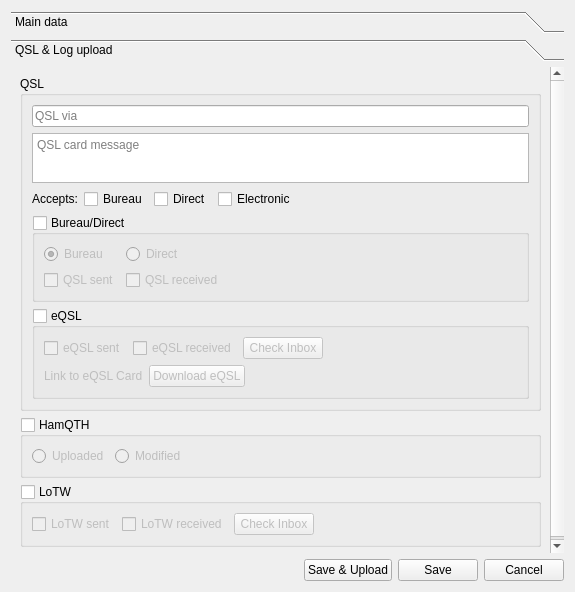
This is ui_files/DragonLog_QSOForm.ui in gitandy/DragonLog as Qt 5 draws it before an edit. The edited form follows.
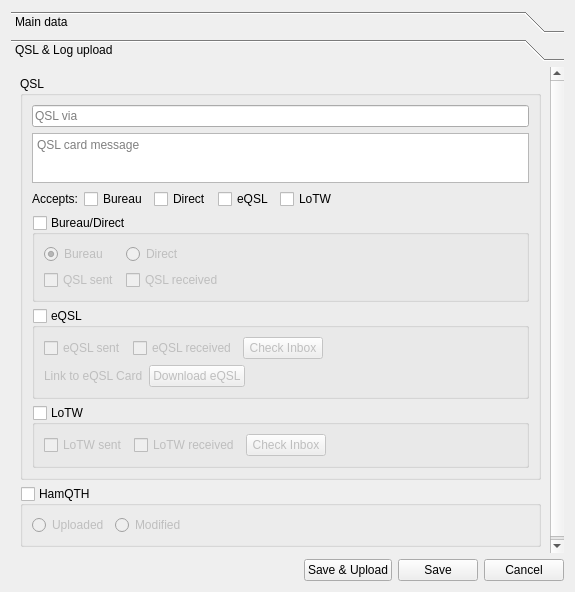
This is the edited form. The open tabs and pages were chosen to show the change.

Diff of the .ui file:
```diff
--- a/ui_files/DragonLog_QSOForm.ui
+++ b/ui_files/DragonLog_QSOForm.ui
@@ -600,7 +600,14 @@
             <item>
              <widget class="QCheckBox" name="qslAccElectronicCheckBox">
               <property name="text">
-               <string>Electronic</string>
+               <string>eQSL</string>
+              </property>
+             </widget>
+            </item>
+            <item>
+             <widget class="QCheckBox" name="qslAccLoTWCheckBox">
+              <property name="text">
+               <string>LoTW</string>
               </property>
              </widget>
             </item>
@@ -772,6 +779,55 @@
             </layout>
            </widget>
           </item>
+          <item>
+           <widget class="QGroupBox" name="lotwGroupBox">
+            <property name="title">
+             <string>LoTW</string>
+            </property>
+            <property name="checkable">
+             <bool>true</bool>
+            </property>
+            <property name="checked">
+             <bool>false</bool>
+            </property>
+            <layout class="QHBoxLayout" name="horizontalLayout_13">
+             <item>
+              <widget class="QCheckBox" name="lotwSentCheckBox">
+               <property name="text">
+                <string>LoTW sent</string>
+               </property>
+              </widget>
+             </item>
+             <item>
+              <widget class="QCheckBox" name="lotwRcvdCheckBox">
+               <property name="text">
+                <string>LoTW received</string>
+               </property>
+              </widget>
+             </item>
+             <item>
+              <widget class="QPushButton" name="lotwInboxPushButton">
+               <property name="text">
+                <string>Check Inbox</string>
+               </property>
+              </widget>
+             </item>
+             <item>
+              <spacer name="horizontalSpacer_9">
+               <property name="orientation">
+                <enum>Qt::Horizontal</enum>
+               </property>
+               <property name="sizeHint" stdset="0">
+                <size>
+                 <width>40</width>
+                 <height>20</height>
+                </size>
+               </property>
+              </spacer>
+             </item>
+            </layout>
+           </widget>
+          </item>
          </layout>
         </widget>
        </item>
@@ -817,55 +873,6 @@
          </layout>
         </widget>
        </item>
-       <item>
-        <widget class="QGroupBox" name="lotwGroupBox">
-         <property name="title">
-          <string>LoTW</string>
-         </property>
-         <property name="checkable">
-          <bool>true</bool>
-         </property>
-         <property name="checked">
-          <bool>false</bool>
-         </property>
-         <layout class="QHBoxLayout" name="horizontalLayout_13">
-          <item>
-           <widget class="QCheckBox" name="lotwSentCheckBox">
-            <property name="text">
-             <string>LoTW sent</string>
-            </property>
-           </widget>
-          </item>
-          <item>
-           <widget class="QCheckBox" name="lotwRcvdCheckBox">
-            <property name="text">
-             <string>LoTW received</string>
-            </property>
-           </widget>
-          </item>
-          <item>
-           <widget class="QPushButton" name="lotwInboxPushButton">
-            <property name="text">
-             <string>Check Inbox</string>
-            </property>
-           </widget>
-          </item>
-          <item>
-           <spacer name="horizontalSpacer_9">
-            <property name="orientation">
-             <enum>Qt::Horizontal</enum>
-            </property>
-            <property name="sizeHint" stdset="0">
-             <size>
-              <width>40</width>
-              <height>20</height>
-             </size>
-            </property>
-           </spacer>
-          </item>
-         </layout>
-        </widget>
-       </item>
        <item>
         <spacer name="verticalSpacer">
          <property name="orientation">
```
Left out of the diff: 2 changed lines with no effect on the pictures.
